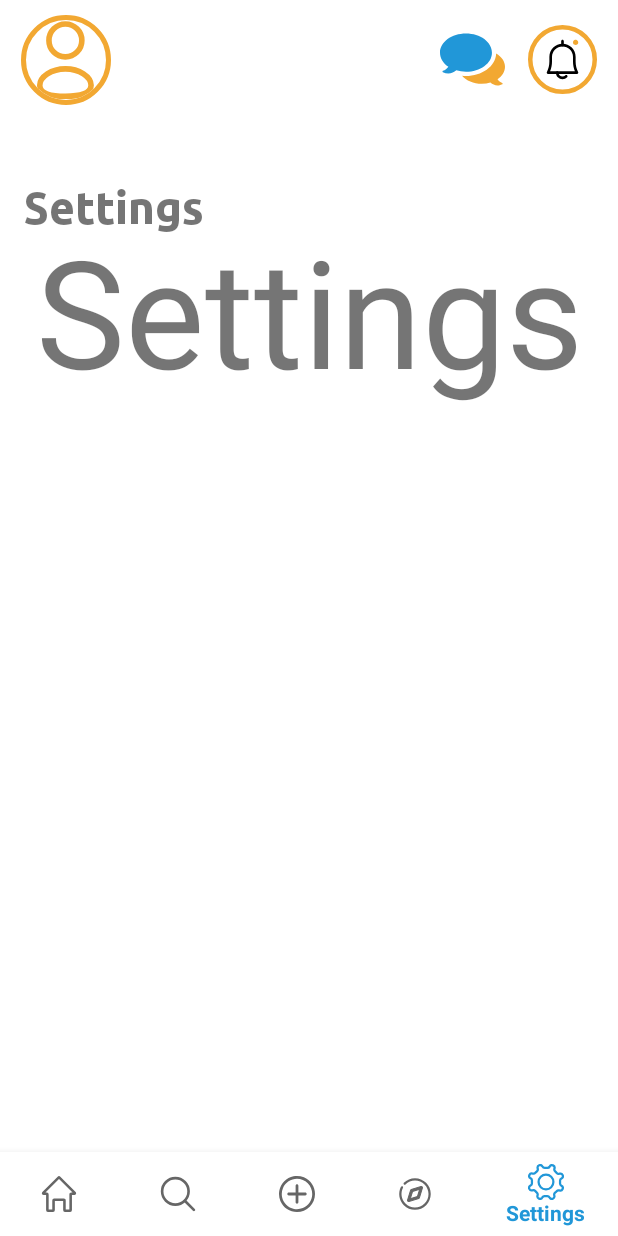
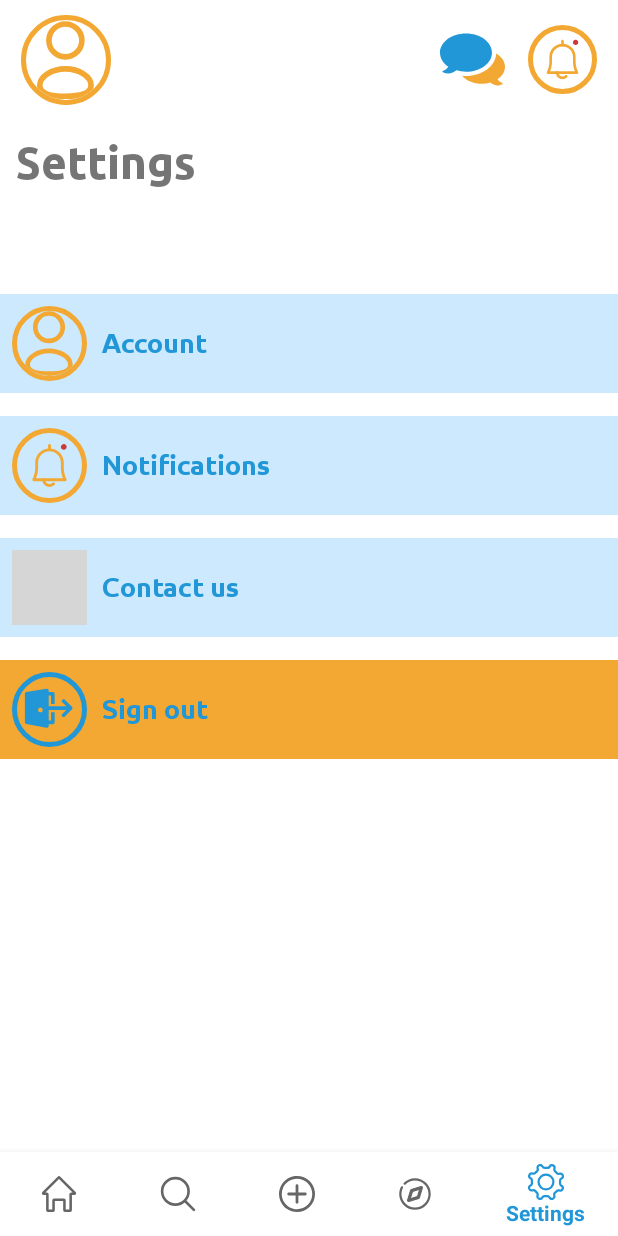
Before and after one commit to AbdulghffarSh/GJU_Outgoings_App, an Android app: the MainActivity screen opened directly, with no data from a screen before it, item 5 of the bottom bar chosen, on a phone screen of 412 x 824 dp. Run offline under Robolectric (Android 15) with nearby library versions, the light colour scheme and no system bars; our stand-ins replace CircleImageView, Firebase (no records; nobody signed in at launch, a user with empty details on screens opened directly), Picasso; grey boxes are pictures that could not be loaded.

Commit message:
Settings Fragment Change

```diff
--- a/app/src/main/java/com/abdulghffar/gju_outgoings_app/fragments/navFragments/fragmentSettings.java
+++ b/app/src/main/java/com/abdulghffar/gju_outgoings_app/fragments/navFragments/fragmentSettings.java
@@ -1,28 +1,43 @@
 package com.abdulghffar.gju_outgoings_app.fragments.navFragments;
 
+import android.content.Intent;
 import android.os.Bundle;
 import android.view.LayoutInflater;
 import android.view.View;
 import android.view.ViewGroup;
+import android.widget.RelativeLayout;
 
 import androidx.fragment.app.Fragment;
 
 import com.abdulghffar.gju_outgoings_app.R;
+import com.abdulghffar.gju_outgoings_app.activites.MainActivity;
+import com.abdulghffar.gju_outgoings_app.activites.authentication;
+import com.abdulghffar.gju_outgoings_app.fragments.fragmentSignIn;
+import com.abdulghffar.gju_outgoings_app.fragments.fragmentSignUp;
+import com.google.firebase.auth.FirebaseAuth;
 
 import javax.annotation.Nullable;
 
 public class fragmentSettings extends Fragment {
 
 
-
+    RelativeLayout singOutLayout;
     View view;
 
     @Override
     public View onCreateView(LayoutInflater inflater, @Nullable ViewGroup parent, @Nullable Bundle savedInstanceState) {
         // Defines the xml file for the fragment
         view = inflater.inflate(R.layout.activity_fragment_settings, parent, false);
+        setup();
 
-
+        singOutLayout.setOnClickListener(new View.OnClickListener() {
+            @Override
+            public void onClick(View view) {
+                FirebaseAuth.getInstance().signOut();
+                Intent i = new Intent(getActivity(), authentication.class);
+                startActivity(i);
+            }
+        });
 
         return view;
     }
@@ -34,5 +49,8 @@ public class fragmentSettings extends Fragment {
         // Setup any handles to view objects here
     }
 
+void setup(){
+    singOutLayout = (RelativeLayout) view.findViewById(R.id.signOutLayout);
 
 }
+}
--- a/app/src/main/res/drawable/ic_notifications.xml
+++ b/app/src/main/res/drawable/ic_notifications.xml
@@ -5,19 +5,15 @@
     android:viewportHeight="46">
   <path
       android:pathData="M32.625,32.625H13.375C13.226,32.625 13.079,32.586 12.949,32.513C12.819,32.44 12.71,32.335 12.632,32.208C12.554,32.081 12.51,31.936 12.503,31.787C12.497,31.638 12.529,31.49 12.596,31.356C13.676,29.18 14.242,26.785 14.25,24.356V21.25C14.25,18.929 15.172,16.704 16.813,15.063C18.454,13.422 20.679,12.5 23,12.5C25.321,12.5 27.546,13.422 29.187,15.063C30.828,16.704 31.75,18.929 31.75,21.25V24.339C31.758,26.768 32.324,29.163 33.404,31.339C33.475,31.473 33.51,31.623 33.506,31.774C33.502,31.926 33.458,32.074 33.38,32.203C33.301,32.333 33.19,32.44 33.058,32.514C32.926,32.588 32.777,32.626 32.625,32.625V32.625ZM14.731,30.875H31.269C30.434,28.797 30.004,26.578 30,24.339V21.25C30,19.393 29.263,17.613 27.95,16.3C26.637,14.988 24.857,14.25 23,14.25C21.143,14.25 19.363,14.988 18.05,16.3C16.737,17.613 16,19.393 16,21.25V24.339C15.996,26.578 15.566,28.797 14.731,30.875V30.875Z"
-      android:fillColor="#000000"/>
+      android:fillColor="@color/Primary_orange"/>
   <path
       android:pathData="M23,36.125C21.84,36.125 20.727,35.664 19.906,34.844C19.086,34.023 18.625,32.91 18.625,31.75C18.625,31.518 18.717,31.295 18.881,31.131C19.045,30.967 19.268,30.875 19.5,30.875C19.732,30.875 19.955,30.967 20.119,31.131C20.283,31.295 20.375,31.518 20.375,31.75C20.376,32.446 20.653,33.113 21.145,33.605C21.646,34.08 22.31,34.345 23,34.345C23.69,34.345 24.354,34.08 24.855,33.605C24.937,33.523 25.033,33.459 25.14,33.415C25.247,33.37 25.361,33.348 25.476,33.348C25.592,33.348 25.706,33.37 25.813,33.415C25.919,33.459 26.016,33.523 26.097,33.605C26.179,33.687 26.244,33.783 26.288,33.89C26.332,33.997 26.355,34.111 26.355,34.226C26.355,34.342 26.332,34.456 26.288,34.563C26.244,34.669 26.179,34.766 26.097,34.847C25.691,35.254 25.207,35.575 24.676,35.794C24.144,36.014 23.575,36.126 23,36.125Z"
-      android:fillColor="#000000"/>
+      android:fillColor="@color/Primary_orange"/>
   <path
       android:pathData="M23,14.25C22.768,14.25 22.545,14.158 22.381,13.994C22.217,13.83 22.125,13.607 22.125,13.375V10.75C22.125,10.518 22.217,10.295 22.381,10.131C22.545,9.967 22.768,9.875 23,9.875C23.232,9.875 23.455,9.967 23.619,10.131C23.783,10.295 23.875,10.518 23.875,10.75V13.375C23.875,13.607 23.783,13.83 23.619,13.994C23.455,14.158 23.232,14.25 23,14.25Z"
-      android:fillColor="#000000"/>
+      android:fillColor="@color/Primary_orange"/>
   <path
       android:pathData="M31.75,13.375C31.404,13.375 31.066,13.272 30.778,13.08C30.49,12.888 30.266,12.615 30.133,12.295C30.001,11.975 29.966,11.623 30.034,11.284C30.101,10.944 30.268,10.632 30.513,10.388C30.757,10.143 31.069,9.976 31.409,9.909C31.748,9.841 32.1,9.876 32.42,10.008C32.739,10.141 33.013,10.365 33.205,10.653C33.397,10.941 33.5,11.279 33.5,11.625C33.5,12.089 33.316,12.534 32.987,12.862C32.659,13.191 32.214,13.375 31.75,13.375Z"
-      android:fillColor="#F2A832"/>
-  <path
-      android:pathData="M23,1.5L23,1.5A21.5,21.5 0,0 1,44.5 23L44.5,23A21.5,21.5 0,0 1,23 44.5L23,44.5A21.5,21.5 0,0 1,1.5 23L1.5,23A21.5,21.5 0,0 1,23 1.5z"
-      android:strokeWidth="3"
-      android:fillColor="#00000000"
-      android:strokeColor="#F2A832"/>
+      android:fillColor="#CD3939"/>
+
 </vector>
--- a/app/src/main/res/layout/activity_fragment_settings.xml
+++ b/app/src/main/res/layout/activity_fragment_settings.xml
@@ -1,15 +1,145 @@
 <?xml version="1.0" encoding="utf-8"?>
 <RelativeLayout xmlns:android="http://schemas.android.com/apk/res/android"
+    xmlns:app="http://schemas.android.com/apk/res-auto"
     android:layout_width="match_parent"
     android:layout_height="match_parent">
 
-
-    <TextView
+    <LinearLayout
         android:layout_width="match_parent"
         android:layout_height="wrap_content"
-        android:text="Settings"
-        android:textSize="100sp"
         android:layout_centerInParent="true"
-        android:gravity="center"
-        />
+        android:orientation="vertical">
+
+        <RelativeLayout
+            android:id="@+id/profileSettingsLayout"
+            android:layout_width="match_parent"
+            android:layout_height="wrap_content"
+            android:background="#CCE9FD"
+            android:padding="8dp">
+
+            <de.hdodenhof.circleimageview.CircleImageView
+                android:id="@+id/profileSettings"
+                android:layout_width="50dp"
+                android:layout_height="50dp"
+                android:src="@drawable/ic_profile"
+                app:civ_border_color="@color/Primary_orange"
+                app:civ_border_width="3dp" />
+
+            <TextView
+                android:layout_width="wrap_content"
+                android:layout_height="wrap_content"
+                android:layout_centerVertical="true"
+                android:layout_toEndOf="@+id/profileSettings"
+                android:fontFamily="@font/ubuntu_bold"
+                android:paddingHorizontal="10dp"
+                android:text="Account"
+                android:textColor="@color/Primary_blue"
+                android:textSize="18sp" />
+
+        </RelativeLayout>
+
+        <Space
+            android:layout_width="match_parent"
+            android:layout_height="15dp" />
+
+        <RelativeLayout
+            android:id="@+id/notificationsSettingsLayout"
+            android:layout_width="match_parent"
+            android:layout_height="wrap_content"
+            android:background="#CCE9FD"
+            android:padding="8dp">
+
+            <de.hdodenhof.circleimageview.CircleImageView
+                android:id="@+id/notificationsSettings"
+                android:layout_width="50dp"
+                android:layout_height="50dp"
+                android:src="@drawable/ic_notifications"
+                app:civ_border_color="@color/Primary_orange"
+                app:civ_border_width="3dp" />
+
+
+            <TextView
+                android:layout_width="wrap_content"
+                android:layout_height="wrap_content"
+                android:layout_centerVertical="true"
+                android:layout_toEndOf="@+id/notificationsSettings"
+                android:fontFamily="@font/ubuntu_bold"
+                android:paddingHorizontal="10dp"
+                android:text="Notifications"
+                android:textColor="@color/Primary_blue"
+                android:textSize="18sp" />
+
+        </RelativeLayout>
+
+        <Space
+            android:layout_width="match_parent"
+            android:layout_height="15dp" />
+
+        <RelativeLayout
+            android:id="@+id/contactUsLayout"
+            android:layout_width="match_parent"
+            android:layout_height="wrap_content"
+            android:background="#CCE9FD"
+            android:padding="8dp">
+
+            <de.hdodenhof.circleimageview.CircleImageView
+                android:id="@+id/contactUs"
+                android:layout_width="50dp"
+                android:layout_height="50dp"
+                android:src="@drawable/ic_contact_us"
+                app:civ_border_color="@color/Primary_orange"
+                app:civ_border_width="3dp" />
+
+
+            <TextView
+                android:layout_width="wrap_content"
+                android:layout_height="wrap_content"
+                android:layout_centerVertical="true"
+                android:layout_toEndOf="@+id/contactUs"
+                android:fontFamily="@font/ubuntu_bold"
+                android:paddingHorizontal="10dp"
+                android:text="Contact us"
+                android:textColor="@color/Primary_blue"
+                android:textSize="18sp" />
+
+        </RelativeLayout>
+
+        <Space
+            android:layout_width="match_parent"
+            android:layout_height="15dp" />
+
+        <RelativeLayout
+            android:id="@+id/signOutLayout"
+            android:layout_width="match_parent"
+            android:layout_height="wrap_content"
+            android:background="@color/Primary_orange"
+            android:padding="8dp"
+            >
+
+            <de.hdodenhof.circleimageview.CircleImageView
+                android:id="@+id/signOut"
+                android:layout_width="50dp"
+                android:layout_height="50dp"
+                android:src="@drawable/ic_signout"
+                app:civ_border_color="@color/Primary_blue"
+                app:civ_border_width="3dp" />
+
+
+            <TextView
+                android:layout_width="wrap_content"
+                android:layout_height="wrap_content"
+                android:layout_centerVertical="true"
+                android:layout_toEndOf="@+id/signOut"
+                android:fontFamily="@font/ubuntu_bold"
+                android:paddingHorizontal="10dp"
+                android:text="Sign out"
+                android:textColor="@color/Primary_blue"
+                android:textSize="18sp" />
+
+        </RelativeLayout>
+
+
+    </LinearLayout>
+
+
 </RelativeLayout>
--- a/app/src/main/res/layout/activity_main.xml
+++ b/app/src/main/res/layout/activity_main.xml
@@ -5,7 +5,8 @@
     android:layout_width="match_parent"
     android:layout_height="match_parent"
     android:background="@color/white"
-    tools:context=".activites.MainActivity">
+    tools:context=".activites.MainActivity"
+    >
 
     <RelativeLayout
         android:id="@+id/header"
@@ -25,13 +26,17 @@
             app:civ_border_color="@color/Primary_orange"
             app:civ_border_width="3dp" />
 
-        <ImageView
-            android:id="@+id/notifications"
+        <de.hdodenhof.circleimageview.CircleImageView
+
+        android:id="@+id/notifications"
             android:layout_width="wrap_content"
             android:layout_height="wrap_content"
             android:layout_alignParentEnd="true"
             android:layout_centerVertical="true"
-            android:src="@drawable/ic_notifications" />
+            android:src="@drawable/ic_notifications"
+            app:civ_border_width="3dp"
+            app:civ_border_color="@color/Primary_orange"
+            />
 
         <ImageView
             android:layout_width="wrap_content"
@@ -42,21 +47,24 @@
             android:src="@drawable/ic_chat" />
     </RelativeLayout>
 
+    <TextView
+        android:padding="10dp"
+        android:id="@+id/activityName"
+        android:layout_width="wrap_content"
+        android:layout_height="wrap_content"
+        android:layout_below="@+id/header"
+        android:fontFamily="@font/ubuntu_bold"
+        android:text="Activity"
+        android:textSize="30sp" />
+
     <FrameLayout
         android:layout_width="match_parent"
         android:layout_height="match_parent"
-        android:paddingVertical="40dp"
-        android:paddingHorizontal="15dp"
-        android:layout_below="@+id/header"
-        android:layout_above="@+id/botNavBar">
-        <TextView
-            android:id="@+id/activityName"
-            android:layout_width="wrap_content"
-            android:layout_height="wrap_content"
-            android:text="Activity"
-            android:textSize="30sp"
-            android:fontFamily="@font/ubuntu_bold"
-            />
+        android:layout_above="@+id/botNavBar"
+        android:layout_below="@+id/activityName"
+        android:paddingVertical="40dp">
+
+
         <ScrollView
             android:layout_width="match_parent"
             android:layout_height="match_parent"
@@ -72,16 +80,12 @@
     </FrameLayout>
 
 
-
-
-
     <com.google.android.material.bottomnavigation.BottomNavigationView
         android:id="@+id/botNavBar"
         android:layout_width="match_parent"
         android:layout_height="wrap_content"
         android:layout_alignParentBottom="true"
-        app:menu="@menu/bottom_nav_menu"
-      android:background="@color/white"
-        />
+        android:background="@color/white"
+        app:menu="@menu/bottom_nav_menu" />
 
 </RelativeLayout>
```
